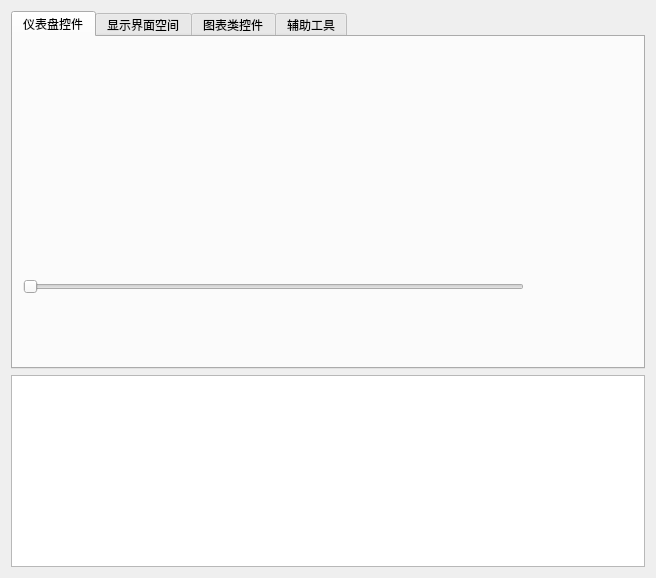
Qt form Exmaple/examplewidget.ui (kevinlq/LQFramKit) before a commit.
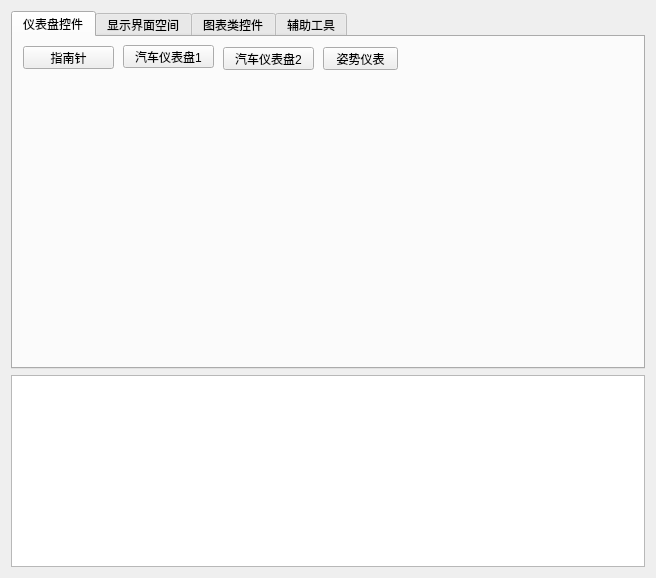
The same form after that commit. Custom widgets are drawn as their Qt base class.

Commit message: 添加了搜索框，姿势仪表

```diff
--- a/Exmaple/examplewidget.ui
+++ b/Exmaple/examplewidget.ui
@@ -25,83 +25,76 @@
         <attribute name="title">
          <string>仪表盘控件</string>
         </attribute>
-        <widget class="QWidget" name="">
+        <widget class="QPushButton" name="pushButton">
          <property name="geometry">
           <rect>
            <x>10</x>
-           <y>-10</y>
-           <width>501</width>
-           <height>291</height>
+           <y>9</y>
+           <width>91</width>
+           <height>23</height>
           </rect>
          </property>
-         <layout class="QVBoxLayout" name="verticalLayout_3">
-          <item>
-           <layout class="QHBoxLayout" name="horizontalLayout">
-            <item>
-             <widget class="QMeter" name="Meter_widget" native="true">
-              <property name="minimumSize">
-               <size>
-                <width>200</width>
-                <height>200</height>
-               </size>
-              </property>
-              <property name="maximumSize">
-               <size>
-                <width>200</width>
-                <height>200</height>
-               </size>
-              </property>
-             </widget>
-            </item>
-            <item>
-             <widget class="QGauge" name="qgauge_widget" native="true">
-              <property name="maximumSize">
-               <size>
-                <width>200</width>
-                <height>200</height>
-               </size>
-              </property>
-             </widget>
-            </item>
-           </layout>
-          </item>
-          <item>
-           <widget class="QSlider" name="horizontalSlider">
-            <property name="orientation">
-             <enum>Qt::Horizontal</enum>
-            </property>
-           </widget>
-          </item>
-         </layout>
+         <property name="text">
+          <string>指南针</string>
+         </property>
+        </widget>
+        <widget class="QPushButton" name="pushButton_2">
+         <property name="geometry">
+          <rect>
+           <x>110</x>
+           <y>8</y>
+           <width>91</width>
+           <height>23</height>
+          </rect>
+         </property>
+         <property name="text">
+          <string>汽车仪表盘1</string>
+         </property>
+        </widget>
+        <widget class="QPushButton" name="pushButton_3">
+         <property name="geometry">
+          <rect>
+           <x>210</x>
+           <y>10</y>
+           <width>91</width>
+           <height>23</height>
+          </rect>
+         </property>
+         <property name="text">
+          <string>汽车仪表盘2</string>
+         </property>
+        </widget>
+        <widget class="QPushButton" name="pushButton_5">
+         <property name="geometry">
+          <rect>
+           <x>310</x>
+           <y>10</y>
+           <width>75</width>
+           <height>23</height>
+          </rect>
+         </property>
+         <property name="text">
+          <string>姿势仪表</string>
+         </property>
         </widget>
        </widget>
        <widget class="QWidget" name="tab_2">
         <attribute name="title">
          <string>显示界面空间</string>
         </attribute>
-        <widget class="QLabel" name="label">
+        <widget class="QPushButton" name="pushButton_4">
          <property name="geometry">
           <rect>
-           <x>11</x>
-           <y>11</y>
-           <width>72</width>
-           <height>16</height>
+           <x>10</x>
+           <y>10</y>
+           <width>91</width>
+           <height>23</height>
           </rect>
          </property>
          <property name="text">
           <string>自定义搜索框</string>
          </property>
         </widget>
-        <widget class="SearchLineEdit" name="lineEdit">
-         <property name="geometry">
-          <rect>
-           <x>95</x>
-           <y>11</y>
-           <width>133</width>
-           <height>20</height>
-          </rect>
-         </property>
-        </widget>
        </widget>
        <widget class="QWidget" name="tab_3">
         <attribute name="title">
@@ -129,25 +122,6 @@
    </item>
   </layout>
  </widget>
- <customwidgets>
-  <customwidget>
-   <class>QMeter</class>
-   <extends>QWidget</extends>
-   <header>qmeter.h</header>
-   <container>1</container>
-  </customwidget>
-  <customwidget>
-   <class>QGauge</class>
-   <extends>QWidget</extends>
-   <header>qgauge.h</header>
-   <container>1</container>
-  </customwidget>
-  <customwidget>
-   <class>SearchLineEdit</class>
-   <extends>QLineEdit</extends>
-   <header>searchlineedit.h</header>
-  </customwidget>
- </customwidgets>
  <resources/>
  <connections/>
 </ui>
```
The commit also changes 28 other files.
